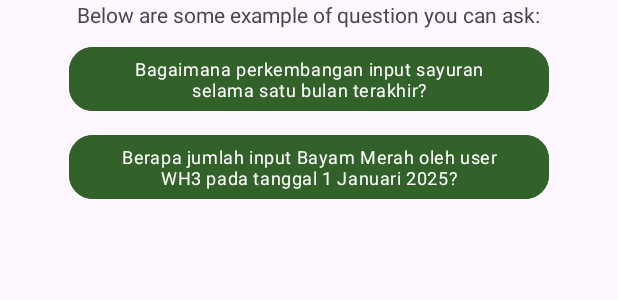
After one commit to LokaFresh-Inventory/InventoryApp, an Android app: the layout chatbot_help.xml on its own in the app's theme, with its tools: preview values and no code run, on a phone screen of 412 x 824 dp. The commit adds this screen. Shown: the top 300 px of the screen. Run offline under Robolectric (Android 15) with nearby library versions, the phone set to English and light mode, and no system bars.

Commit message:
feat(chatbot): add help dialog for easier understanding of chatbot use

```diff
--- a/app/src/main/res/drawable/outline_robot_24.xml
+++ b/app/src/main/res/drawable/outline_robot_24.xml
@@ -1,7 +1,7 @@
 <vector xmlns:android="http://schemas.android.com/apk/res/android"
     android:width="24dp"
     android:height="24dp"
-    android:tint="#FFFFFF"
+    android:tint="#000000"
     android:viewportWidth="960"
     android:viewportHeight="960">
 
--- /dev/null
+++ b/app/src/main/res/layout/chatbot_help.xml
@@ -0,0 +1,40 @@
+<?xml version="1.0" encoding="utf-8"?>
+<LinearLayout xmlns:android="http://schemas.android.com/apk/res/android"
+    xmlns:app="http://schemas.android.com/apk/res-auto"
+    android:layout_width="match_parent"
+    android:layout_height="match_parent"
+    android:gravity="center_horizontal"
+    android:orientation="vertical"
+    android:paddingHorizontal="24dp"
+    android:paddingBottom="24dp">
+
+    <TextView
+        android:layout_width="wrap_content"
+        android:layout_height="wrap_content"
+        android:gravity="center"
+        android:text="Below are some example of question you can ask:" />
+
+    <com.google.android.material.button.MaterialButton
+        android:id="@+id/choice1"
+        android:layout_width="wrap_content"
+        android:layout_height="wrap_content"
+        android:layout_marginTop="8dp"
+        android:backgroundTint="@color/theme_green"
+        android:text="Bagaimana perkembangan input sayuran selama satu bulan terakhir?"
+        android:textAppearance="@style/TextAppearance.Material3.BodySmall"
+        android:textColor="@color/white"
+        app:shapeAppearance="@style/ShapeAppearance.Material3.Corner.Large" />
+
+    <com.google.android.material.button.MaterialButton
+        android:id="@+id/choice2"
+        android:layout_width="wrap_content"
+        android:layout_height="wrap_content"
+        android:layout_marginTop="8dp"
+        android:backgroundTint="@color/theme_green"
+        android:text="Berapa jumlah input Bayam Merah oleh user WH3 pada tanggal 1 Januari 2025?"
+        android:textAppearance="@style/TextAppearance.Material3.BodySmall"
+        android:textColor="@color/white"
+        app:shapeAppearance="@style/ShapeAppearance.Material3.Corner.Large" />
+
+
+</LinearLayout>
```
Also changed, not shown: app/src/main/java/com/lokatani/lokafreshinventory/ui/chatbot/ChatbotActivity.kt (+67 -8 lines), app/src/main/res/drawable/baseline_help_outline_24.xml (added, +13 -0 lines), app/src/main/res/layout/activity_chatbot.xml (+26 -0 lines), app/src/main/res/menu/help_menu.xml (added, +9 -0 lines).
